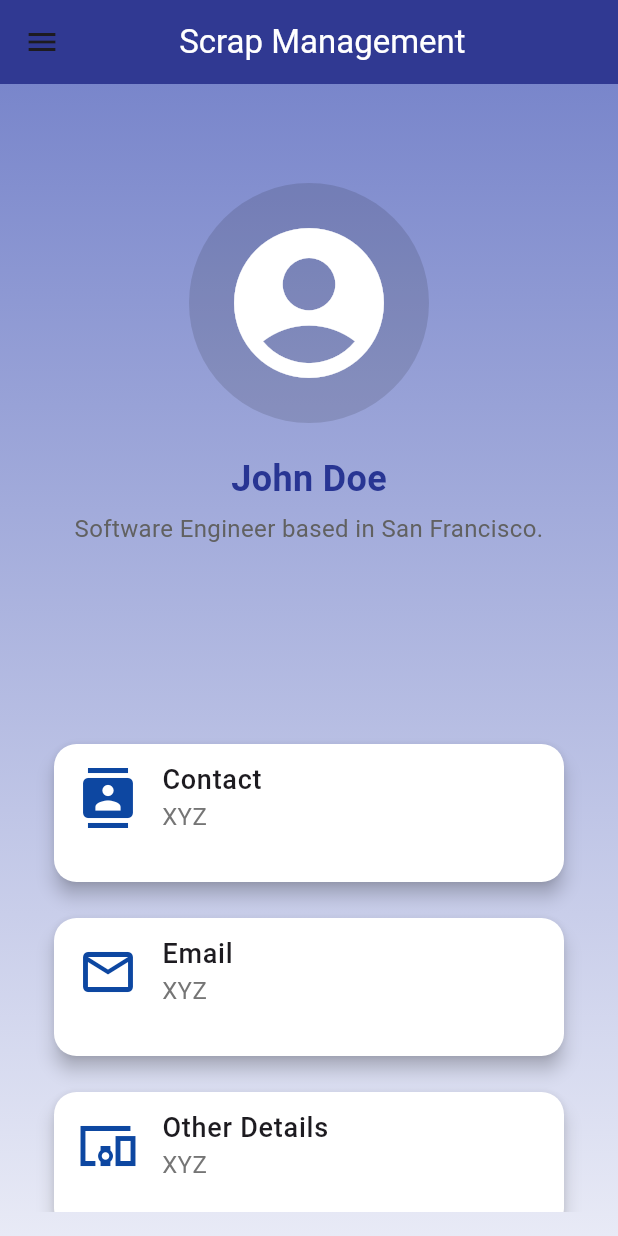
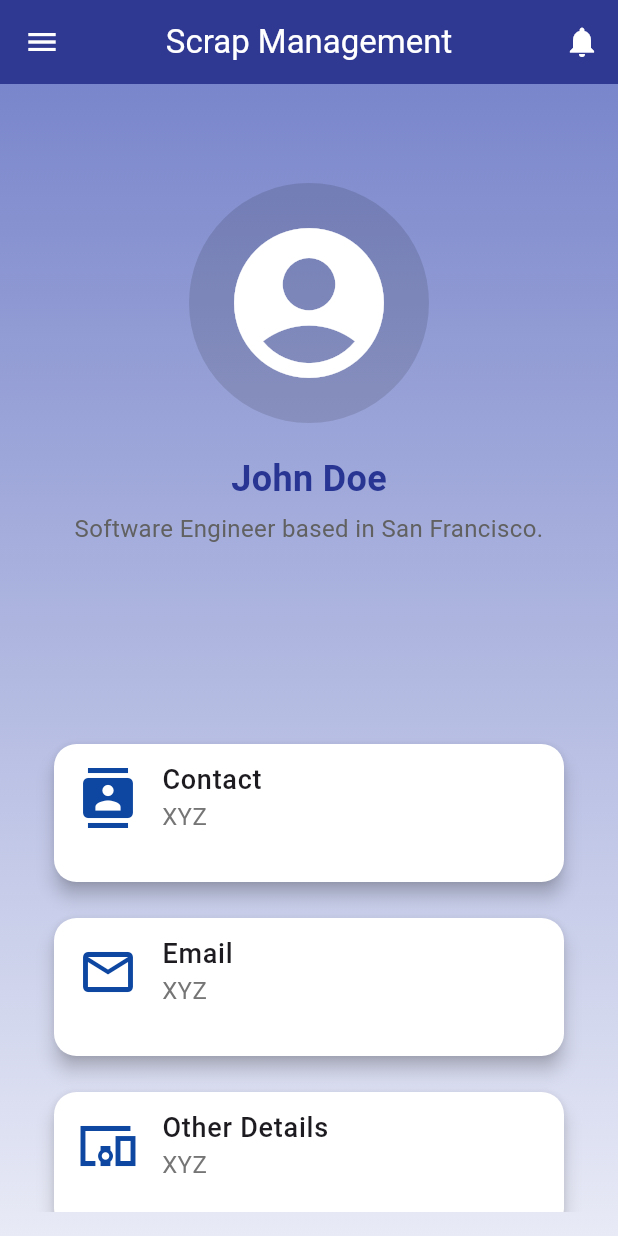
Before and after one commit to kolekarmahadev20/Scrap-Management-App, a Flutter app: the screen it shows after launch, after a tap on "Log In", on a phone screen of 412 x 824 dp. Run offline on Flutter 3.47's test engine with Material 3 defaults, Android fonts, the light colour scheme and no system bars; our stand-ins replace fl_chart, image_picker.

Commit message:
side bar icon color changed & added notification icon

```diff
--- a/ScrapApp/lib/AppClass/appBar.dart
+++ b/ScrapApp/lib/AppClass/appBar.dart
@@ -4,13 +4,35 @@ class CustomAppBar extends StatelessWidget implements PreferredSizeWidget {
   @override
   Widget build(BuildContext context) {
     return AppBar(
+      centerTitle: true,
       backgroundColor: Colors.indigo[800],
-      title: Center(
-          child: Text(
-        "Scrap Management       ",
+      title: Text(
+        "Scrap Management",
         style: TextStyle(color: Colors.white),
-      )),
+      ),
       elevation: 10,
+      actions: [
+        IconButton(
+          icon: Icon(Icons.notifications, color: Colors.white,),
+          onPressed: () {
+            // Handle notification icon press here
+            showDialog(context: context, builder: (BuildContext context){
+              return AlertDialog(
+                title: Text("Notification"),
+                content: Text('You have new notifications!'),
+                actions: <Widget>[
+                  TextButton(
+                    child: Text('OK'),
+                    onPressed: () {
+                      Navigator.of(context).pop(); // Close the dialog
+                    },
+                  ),
+                ],
+              );
+            });
+          },
+        ),
+      ],
     );
   }
 
--- a/ScrapApp/lib/main.dart
+++ b/ScrapApp/lib/main.dart
@@ -15,6 +15,10 @@ class MyApp extends StatelessWidget {
         theme: ThemeData(
           colorScheme: ColorScheme.fromSeed(seedColor: Colors.deepPurple),
           useMaterial3: true,
+          appBarTheme: AppBarTheme(
+            color: Colors.indigo[800],
+            iconTheme:IconThemeData(color: Colors.white),
+          ),
         ),
         home:StartPage()
     );
```
